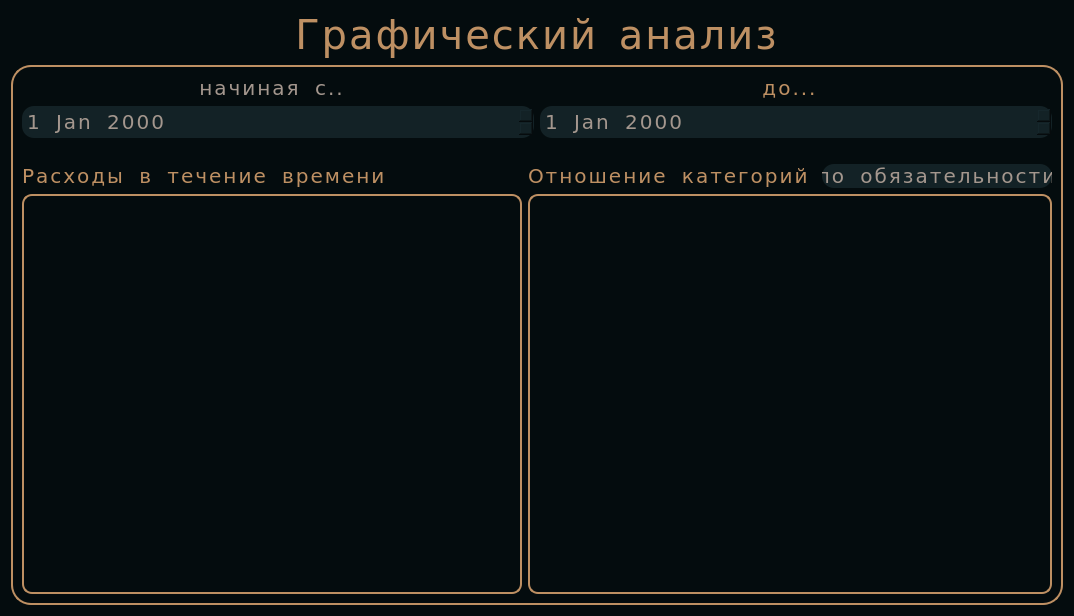
Above: source/ui/ui_graphics_window.ui from xtern0o/MoneyViewer before the change. Below: the same form after it.
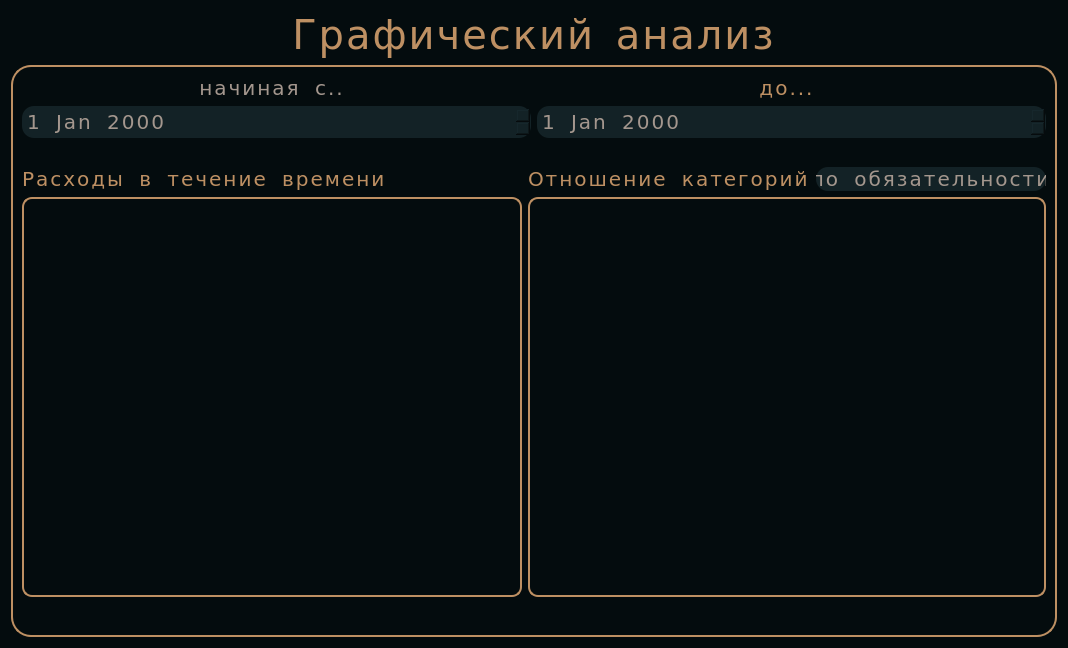
That is the form after the change.

Diff of the .ui file:
```diff
--- a/source/ui/ui_graphics_window.ui
+++ b/source/ui/ui_graphics_window.ui
@@ -6,13 +6,13 @@
    <rect>
     <x>0</x>
     <y>0</y>
-    <width>1060</width>
-    <height>616</height>
+    <width>1067</width>
+    <height>648</height>
    </rect>
   </property>
   <property name="maximumSize">
    <size>
-    <width>1060</width>
+    <width>16777215</width>
     <height>16777215</height>
    </size>
   </property>
@@ -131,20 +131,14 @@
       <enum>QFrame::Raised</enum>
      </property>
      <layout class="QGridLayout" name="gridLayout_2">
-      <item row="0" column="0">
-       <widget class="QLabel" name="label_3">
-        <property name="styleSheet">
-         <string notr="true">    color: #a4978e;</string>
-        </property>
+      <item row="4" column="0">
+       <widget class="QLabel" name="label">
         <property name="text">
-         <string>начиная с..</string>
-        </property>
-        <property name="alignment">
-         <set>Qt::AlignCenter</set>
+         <string>Расходы в течение времени</string>
         </property>
        </widget>
       </item>
-      <item row="1" column="0" colspan="4">
+      <item row="1" column="0" colspan="3">
        <layout class="QHBoxLayout" name="horizontalLayout">
         <item>
          <widget class="QDateEdit" name="date_1"/>
@@ -154,13 +148,6 @@
         </item>
        </layout>
       </item>
-      <item row="4" column="0">
-       <widget class="QLabel" name="label">
-        <property name="text">
-         <string>Расходы в течение времени</string>
-        </property>
-       </widget>
-      </item>
       <item row="5" column="0">
        <widget class="QWidget" name="graph_1" native="true">
         <property name="minimumSize">
@@ -173,6 +160,34 @@
          <string notr="true">border: 2px solid #be9063;
 border-radius: 10px;</string>
         </property>
+        <layout class="QVBoxLayout" name="verticalLayout">
+         <item>
+          <layout class="QVBoxLayout" name="lay1"/>
+         </item>
+        </layout>
+       </widget>
+      </item>
+      <item row="0" column="1" colspan="2">
+       <widget class="QLabel" name="label_4">
+        <property name="text">
+         <string>до...</string>
+        </property>
+        <property name="alignment">
+         <set>Qt::AlignCenter</set>
+        </property>
+       </widget>
+      </item>
+      <item row="0" column="0">
+       <widget class="QLabel" name="label_3">
+        <property name="styleSheet">
+         <string notr="true">    color: #a4978e;</string>
+        </property>
+        <property name="text">
+         <string>начиная с..</string>
+        </property>
+        <property name="alignment">
+         <set>Qt::AlignCenter</set>
+        </property>
        </widget>
       </item>
       <item row="4" column="1">
@@ -182,20 +197,20 @@
         </property>
        </widget>
       </item>
+      <item row="2" column="0" colspan="3">
+       <spacer name="verticalSpacer">
+        <property name="orientation">
+         <enum>Qt::Vertical</enum>
+        </property>
+        <property name="sizeHint" stdset="0">
+         <size>
+          <width>20</width>
+          <height>40</height>
+         </size>
+        </property>
+       </spacer>
+      </item>
       <item row="4" column="2">
-       <spacer name="horizontalSpacer">
-        <property name="orientation">
-         <enum>Qt::Horizontal</enum>
-        </property>
-        <property name="sizeHint" stdset="0">
-         <size>
-          <width>40</width>
-          <height>20</height>
-         </size>
-        </property>
-       </spacer>
-      </item>
-      <item row="4" column="3">
        <widget class="QPushButton" name="pushButton">
         <property name="minimumSize">
          <size>
@@ -211,17 +226,7 @@
         </property>
        </widget>
       </item>
-      <item row="0" column="1" colspan="3">
-       <widget class="QLabel" name="label_4">
-        <property name="text">
-         <string>до...</string>
-        </property>
-        <property name="alignment">
-         <set>Qt::AlignCenter</set>
-        </property>
-       </widget>
-      </item>
-      <item row="5" column="1" colspan="3">
+      <item row="5" column="1" colspan="2">
        <widget class="QWidget" name="graph_2" native="true">
         <property name="minimumSize">
          <size>
@@ -233,20 +238,22 @@
          <string notr="true">border: 2px solid #be9063;
 border-radius: 10px;</string>
         </property>
+        <layout class="QVBoxLayout" name="verticalLayout_2">
+         <item>
+          <layout class="QVBoxLayout" name="lay2"/>
+         </item>
+        </layout>
        </widget>
       </item>
-      <item row="2" column="0" colspan="4">
-       <spacer name="verticalSpacer">
-        <property name="orientation">
-         <enum>Qt::Vertical</enum>
+      <item row="6" column="0" colspan="3">
+       <widget class="QLabel" name="error_lbl">
+        <property name="styleSheet">
+         <string notr="true">color: pink;</string>
         </property>
-        <property name="sizeHint" stdset="0">
-         <size>
-          <width>20</width>
-          <height>40</height>
-         </size>
+        <property name="text">
+         <string/>
         </property>
-       </spacer>
+       </widget>
       </item>
      </layout>
     </widget>
```
